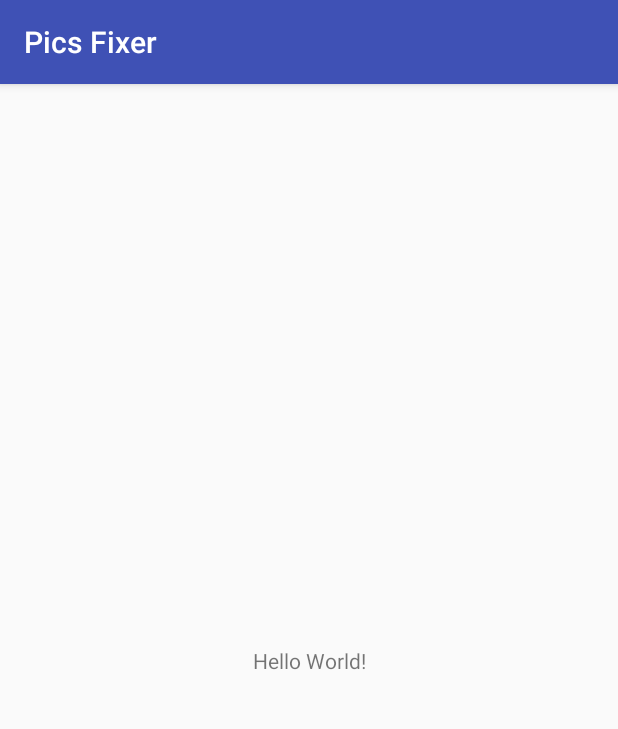
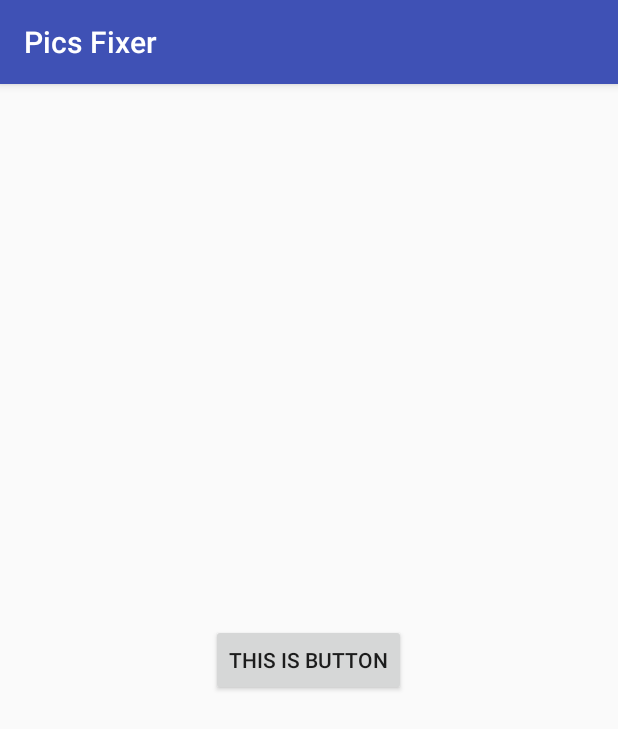
Before and after one commit to Aburasumashi81104/picsapp, an Android app: the screen it shows after launch (MainActivity), on a phone screen of 412 x 824 dp. Shown: the top 729 px of the screen. Run offline under Robolectric (Android 15) with nearby library versions, the phone set to English and light mode, and no system bars.

Commit message:
second version

```diff
--- a/app/src/main/java/com/example/moebutapworks/picsfixer/MainActivity.kt
+++ b/app/src/main/java/com/example/moebutapworks/picsfixer/MainActivity.kt
@@ -3,6 +3,7 @@ package com.example.moebutapworks.picsfixer
 import android.support.v7.app.AppCompatActivity
 import android.os.Bundle
 import android.util.Log
+import android.widget.Button
 
 class MainActivity : AppCompatActivity() {
 
@@ -13,5 +14,9 @@ class MainActivity : AppCompatActivity() {
         setContentView(R.layout.activity_main)
 
         Log.d(TAG, "This is a first log!")
+        val button: Button = findViewById(R.id.button) as Button
+        button.setOnClickListener { view ->
+            android.util.Log.d(TAG, "Click!")
+        }
     }
 }
--- a/app/src/main/res/layout/activity_main.xml
+++ b/app/src/main/res/layout/activity_main.xml
@@ -1,18 +1,16 @@
 <?xml version="1.0" encoding="utf-8"?>
-<android.support.constraint.ConstraintLayout xmlns:android="http://schemas.android.com/apk/res/android"
-    xmlns:app="http://schemas.android.com/apk/res-auto"
-    xmlns:tools="http://schemas.android.com/tools"
+<RelativeLayout
+    xmlns:android="http://schemas.android.com/apk/res/android"
     android:layout_width="match_parent"
     android:layout_height="match_parent"
-    tools:context="com.example.moebutapworks.picsfixer.MainActivity">
+    android:orientation="vertical">
 
-    <TextView
+    <Button
+        android:id="@+id/button"
+        android:text="This is Button"
+        android:layout_centerInParent="true"
         android:layout_width="wrap_content"
-        android:layout_height="wrap_content"
-        android:text="Hello World!"
-        app:layout_constraintBottom_toBottomOf="parent"
-        app:layout_constraintLeft_toLeftOf="parent"
-        app:layout_constraintRight_toRightOf="parent"
-        app:layout_constraintTop_toTopOf="parent" />
+        android:layout_height="wrap_content" />
 
-</android.support.constraint.ConstraintLayout>
+
+</RelativeLayout>
```
